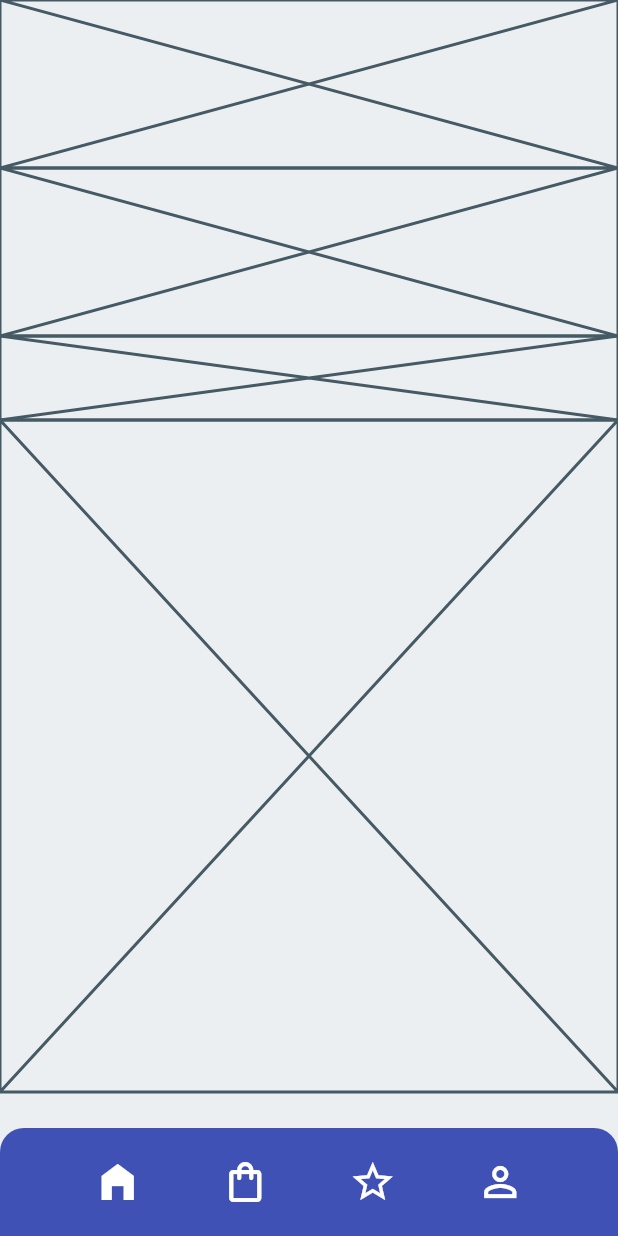
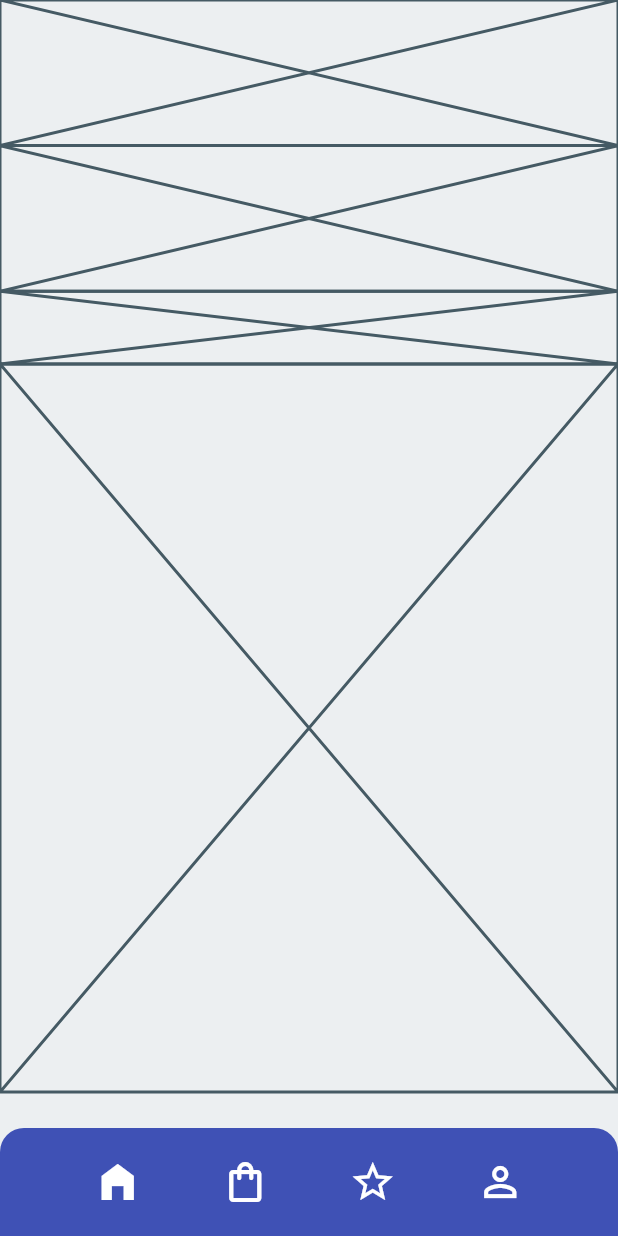
Before and after one commit to JAICHANGPARK/flutter_notebook_11th_story, a Flutter app: the screen it shows after launch, on a phone screen of 412 x 824 dp. Run offline on Flutter 3.47's test engine with Material 2 defaults, Android fonts, the phone set to English and light mode, and no system bars; our stand-ins replace backdrop, badges, flutter_inner_drawer, flutter_slidable, flutter_swiper, google_fonts.

Commit message:
Update furniture_home_page.dart

```diff
--- a/lib/ep735_furniture_app/ui/furniture_home_page.dart
+++ b/lib/ep735_furniture_app/ui/furniture_home_page.dart
@@ -12,7 +12,8 @@ class _FurnitureHomePageState extends State<FurnitureHomePage> {
   Widget build(BuildContext context) {
     return Scaffold(
       backgroundColor: Colors.blueGrey[50],
-      body: Stack(
+      body: SafeArea(
+        child: Stack(
           children: [
             Positioned(
               top: 0,
@@ -31,7 +32,7 @@ class _FurnitureHomePageState extends State<FurnitureHomePage> {
                       flex:1,
                       child: Placeholder()),
                   Expanded(
-                    flex:8,
+                      flex:10,
                       child: Placeholder()),
                 ],
               ),
@@ -77,6 +78,7 @@ class _FurnitureHomePageState extends State<FurnitureHomePage> {
                     )))
           ],
         ),
+      ),
     );
   }
 }
```
Lines whose indentation alone changed are shown as unchanged.
